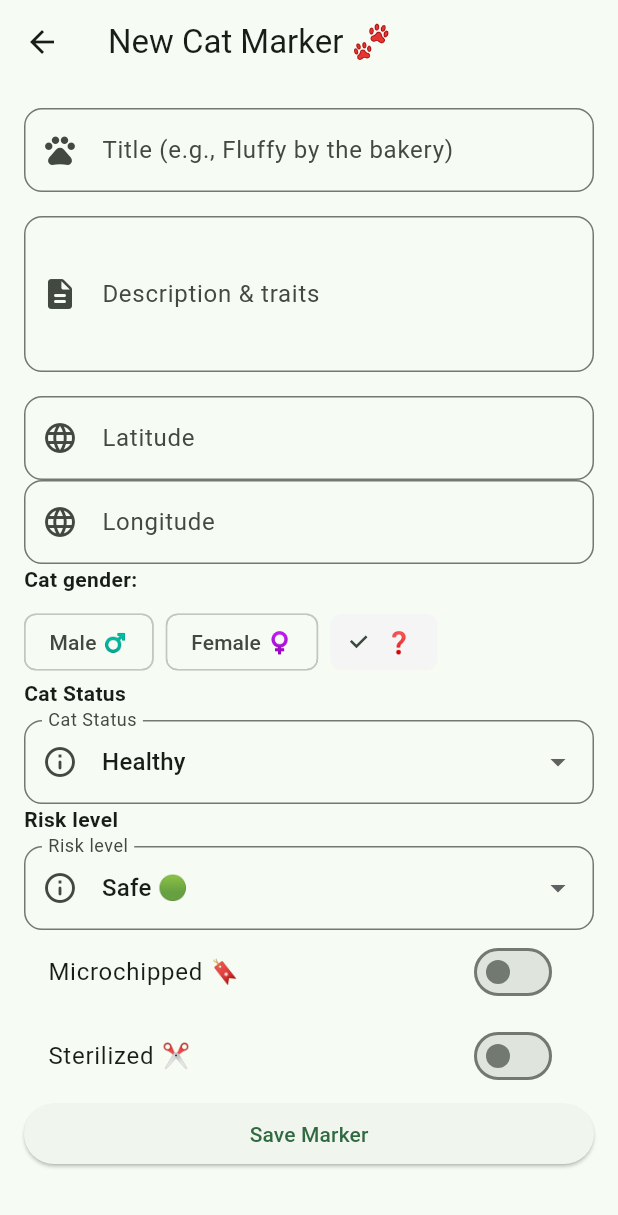
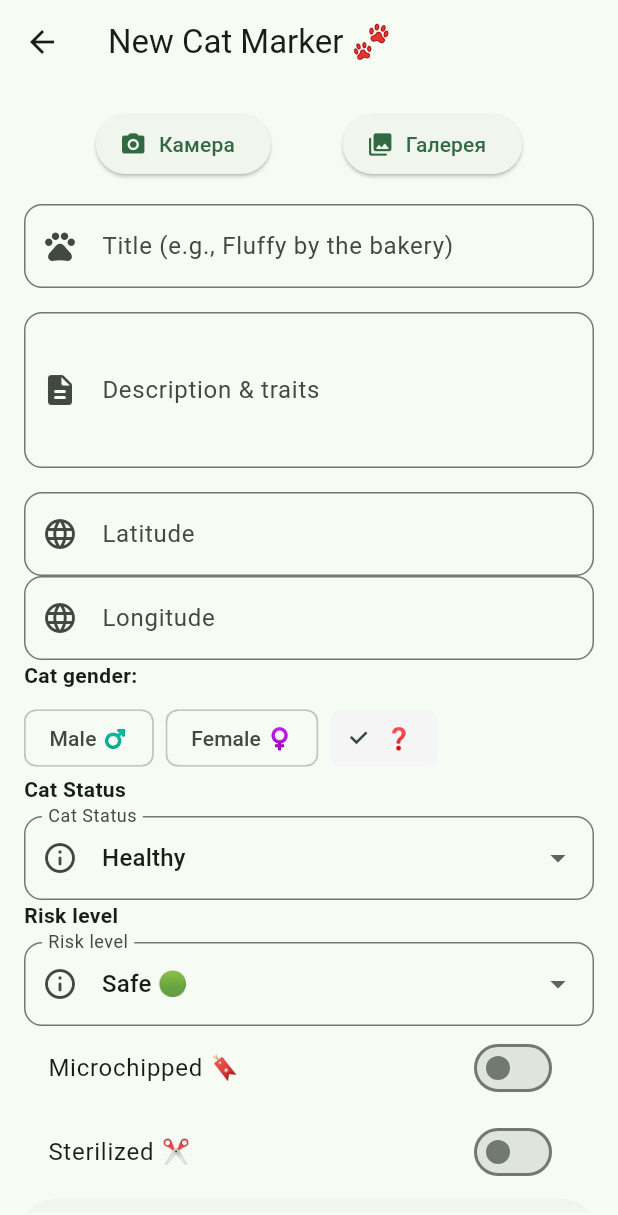
Before and after one commit to cherrydan/purr_patrol, a Flutter app: the screen it shows after launch, after a tap on "Add Cat", on a phone screen of 412 x 824 dp. Shown: the top 1215 px of the screen. Run offline on Flutter 3.47's test engine with Material 3 defaults, Android fonts, the phone set to English and light mode, and no system bars; our stand-ins replace cloud_firestore, firebase_core, flutter_map, image_picker, latlong2, logger; accounts and stored records are empty.

Commit message:
feat: integrate ImagePicker and Cloudinary CDN for cat marker image uploads

```diff
--- /dev/null
+++ b/lib/widgets/image_picker_widget.dart
@@ -0,0 +1,66 @@
+import 'dart:io';
+import 'package:flutter/material.dart';
+import 'package:image_picker/image_picker.dart';
+
+class ImagePickerWidget extends StatefulWidget {
+  final Function(File?) onImageSelected; // 🟢 Передаем фото наверх
+
+  const ImagePickerWidget({super.key, required this.onImageSelected});
+
+  @override
+  State<ImagePickerWidget> createState() => _ImagePickerWidgetState();
+}
+
+class _ImagePickerWidgetState extends State<ImagePickerWidget> {
+  File? _imageFile;
+  final ImagePicker _picker = ImagePicker();
+
+  Future<void> _pickImage(ImageSource source) async {
+    final pickedFile = await _picker.pickImage(source: source); // захватываем фото с камеры или галереи
+    if (pickedFile != null) {
+      setState(() {
+        _imageFile = File(pickedFile.path); //если фото выбрано - сохраняем его в _imageFile
+      });
+      widget.onImageSelected(_imageFile);
+    }
+
+  }
+
+  @override
+  Widget build(BuildContext context) {
+    return Column(
+      children: [
+        if (_imageFile != null)
+           // Если фото есть - показываем его (высота 200, BoxFit.cover)
+           // Покажи контейнер высотой 200 с закругленными углами
+           ClipRRect(
+        borderRadius: BorderRadius.circular(16),
+        child: Image.file(
+        _imageFile!,
+        height: 200,
+        width: double.infinity,
+        fit: BoxFit.cover,
+        ),
+)
+        else
+           // Если фото нет - показываем иконку выбора (IconButton)
+           Row(
+  mainAxisAlignment: MainAxisAlignment.spaceEvenly,
+  children: [
+    ElevatedButton.icon(
+      onPressed: () => _pickImage(ImageSource.camera),
+      icon: const Icon(Icons.camera_alt_rounded),
+      label: const Text('Камера'), // потом вынесем в l10n
+    ),
+    ElevatedButton.icon(
+      onPressed: () => _pickImage(ImageSource.gallery),
+      icon: const Icon(Icons.photo_library_rounded),
+      label: const Text('Галерея'), // потом вынесем в l10n
+    ),
+  ],
+)
+
+      ],
+    );
+  }
+}
--- a/pubspec.yaml
+++ b/pubspec.yaml
@@ -40,6 +40,9 @@ dependencies:
   firebase_core: ^3.1.1
   firebase_auth: ^5.1.1
   cloud_firestore: ^5.0.2
+  http: ^1.2.1
+
+  image_picker: ^1.1.2 # 🟢 Пакет для работы с камерой и галереей
 
   # The following adds the Cupertino Icons font to your application.
   # Use with the CupertinoIcons class for iOS style icons.
```
Also changed, not shown: lib/screens/add_cat_screen.dart (+32 -4 lines), lib/services/cat_service.dart (+37 -0 lines), pubspec.lock, 6 other files.
